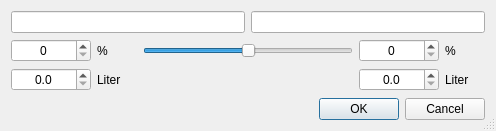
Above: kleiner-brauhelfer/dialogs/dlgsudteilen.ui from kleiner-brauhelfer/kleiner-brauhelfer-2 before the change. Below: the same form after it.
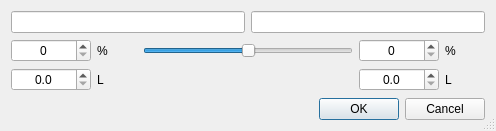
That is the form after the change. Custom widgets are drawn as their Qt base class.

Commit message: Einheit Liter: l -> L

What changed in the file:
```diff
--- a/kleiner-brauhelfer/dialogs/dlgsudteilen.ui
+++ b/kleiner-brauhelfer/dialogs/dlgsudteilen.ui
@@ -65,7 +65,7 @@
      <item row="1" column="1">
       <widget class="QLabel" name="label_2">
        <property name="text">
-        <string>Liter</string>
+        <string>L</string>
        </property>
       </widget>
      </item>
@@ -91,7 +91,7 @@
      <item row="1" column="4">
       <widget class="QLabel" name="label_4">
        <property name="text">
-        <string>Liter</string>
+        <string>L</string>
        </property>
       </widget>
      </item>
```
The commit also changes 27 other files.
